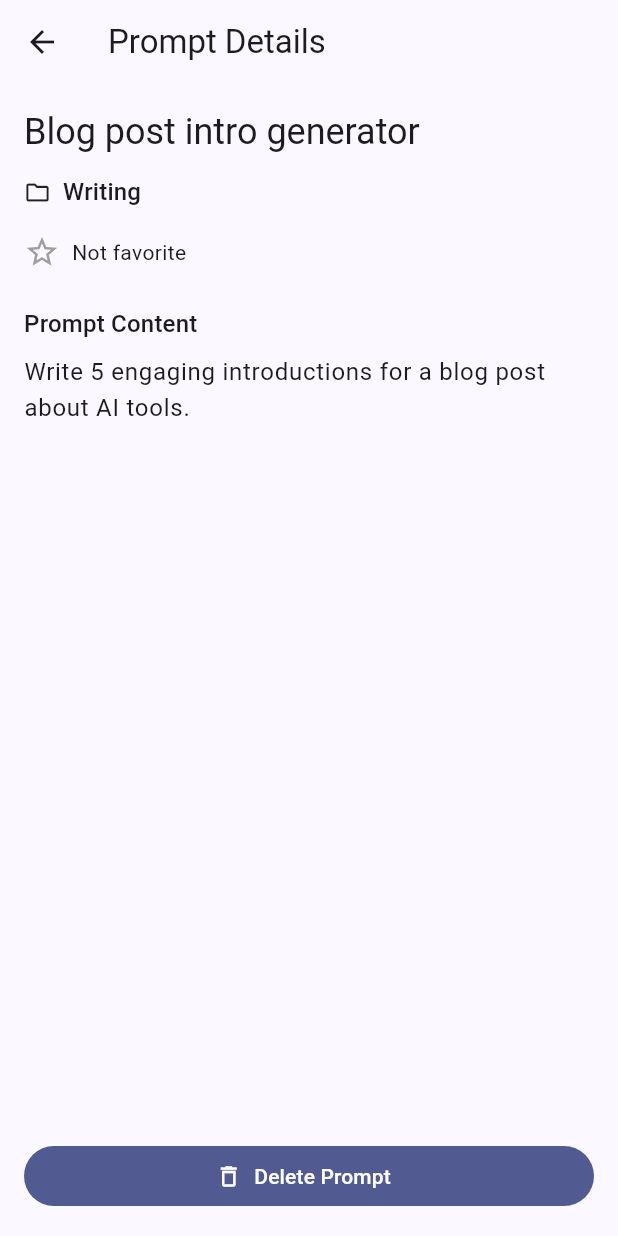
After one commit to ogabor82/ai_prompt_vault, a Flutter app: the screen it shows after launch, after a tap on the "star" icon, after a tap on "Blog post intro generator", on a phone screen of 412 x 824 dp. The commit adds this screen. Run offline on Flutter 3.47's test engine with Material 3 defaults, Android fonts, the phone set to English and light mode, and no system bars; our stand-ins replace shared_preferences.

Commit message:
Add PromptDetailScreen for viewing and deleting prompts. Updated PromptListScreen to navigate to PromptDetailScreen on prompt tap

```diff
--- a/lib/main.dart
+++ b/lib/main.dart
@@ -2,6 +2,7 @@ import 'package:flutter/material.dart';
 import 'models/prompt.dart';
 import 'widgets/prompt_card.dart';
 import 'screens/add_prompt_screen.dart';
+import 'screens/prompt_detail_screen.dart';
 import 'services/storage_service.dart';
 
 void main() {
@@ -113,6 +114,23 @@ class _PromptListScreenState extends State<PromptListScreen> {
     }
   }
 
+  Future<void> openPromptDetailScreen(Prompt prompt) async {
+    final shouldDelete = await Navigator.push<bool>(
+      context,
+      MaterialPageRoute(
+        builder: (context) => PromptDetailScreen(prompt: prompt),
+      ),
+    );
+
+    if (shouldDelete == true) {
+      setState(() {
+        prompts = prompts.where((item) => item.id != prompt.id).toList();
+      });
+
+      savePrompts();
+    }
+  }
+
   void updateSearchQuery(String value) {
     setState(() {
       searchQuery = value.trim().toLowerCase();
@@ -183,6 +201,9 @@ class _PromptListScreenState extends State<PromptListScreen> {
                               onFavoriteToggle: () {
                                 toggleFavorite(prompt.id);
                               },
+                              onTap: () {
+                                openPromptDetailScreen(prompt);
+                              },
                             );
                           },
                         ),
--- /dev/null
+++ b/lib/screens/prompt_detail_screen.dart
@@ -0,0 +1,83 @@
+import 'package:flutter/material.dart';
+import '../models/prompt.dart';
+
+class PromptDetailScreen extends StatelessWidget {
+  final Prompt prompt;
+
+  const PromptDetailScreen({
+    super.key,
+    required this.prompt,
+  });
+
+  void _deletePrompt(BuildContext context) {
+    Navigator.pop(context, true);
+  }
+
+  @override
+  Widget build(BuildContext context) {
+    return Scaffold(
+      appBar: AppBar(
+        title: const Text('Prompt Details'),
+      ),
+      body: Padding(
+        padding: const EdgeInsets.all(16),
+        child: Column(
+          crossAxisAlignment: CrossAxisAlignment.start,
+          children: [
+            Text(
+              prompt.title,
+              style: Theme.of(context).textTheme.headlineSmall,
+            ),
+            const SizedBox(height: 12),
+            Row(
+              children: [
+                const Icon(Icons.folder_outlined, size: 18),
+                const SizedBox(width: 8),
+                Text(
+                  prompt.category,
+                  style: Theme.of(context).textTheme.titleMedium,
+                ),
+              ],
+            ),
+            const SizedBox(height: 16),
+            Row(
+              children: [
+                Icon(
+                  prompt.isFavorite ? Icons.star : Icons.star_border,
+                  color: prompt.isFavorite ? Colors.amber : Colors.grey,
+                ),
+                const SizedBox(width: 8),
+                Text(
+                  prompt.isFavorite ? 'Favorite prompt' : 'Not favorite',
+                ),
+              ],
+            ),
+            const SizedBox(height: 24),
+            Text(
+              'Prompt Content',
+              style: Theme.of(context).textTheme.titleMedium,
+            ),
+            const SizedBox(height: 8),
+            Expanded(
+              child: SingleChildScrollView(
+                child: Text(
+                  prompt.content,
+                  style: Theme.of(context).textTheme.bodyLarge,
+                ),
+              ),
+            ),
+            const SizedBox(height: 16),
+            SizedBox(
+              width: double.infinity,
+              child: FilledButton.icon(
+                onPressed: () => _deletePrompt(context),
+                icon: const Icon(Icons.delete_outline),
+                label: const Text('Delete Prompt'),
+              ),
+            ),
+          ],
+        ),
+      ),
+    );
+  }
+}
--- a/lib/widgets/prompt_card.dart
+++ b/lib/widgets/prompt_card.dart
@@ -4,11 +4,13 @@ import '../models/prompt.dart';
 class PromptCard extends StatelessWidget {
   final Prompt prompt;
   final VoidCallback onFavoriteToggle;
+  final VoidCallback onTap;
 
   const PromptCard({
     super.key,
     required this.prompt,
     required this.onFavoriteToggle,
+    required this.onTap,
   });
 
   @override
@@ -16,6 +18,7 @@ class PromptCard extends StatelessWidget {
     return Card(
       margin: const EdgeInsets.symmetric(horizontal: 12, vertical: 8),
       child: ListTile(
+        onTap: onTap,
         contentPadding: const EdgeInsets.all(12),
         leading: Icon(
           prompt.isFavorite ? Icons.star : Icons.chat_bubble_outline,
```
